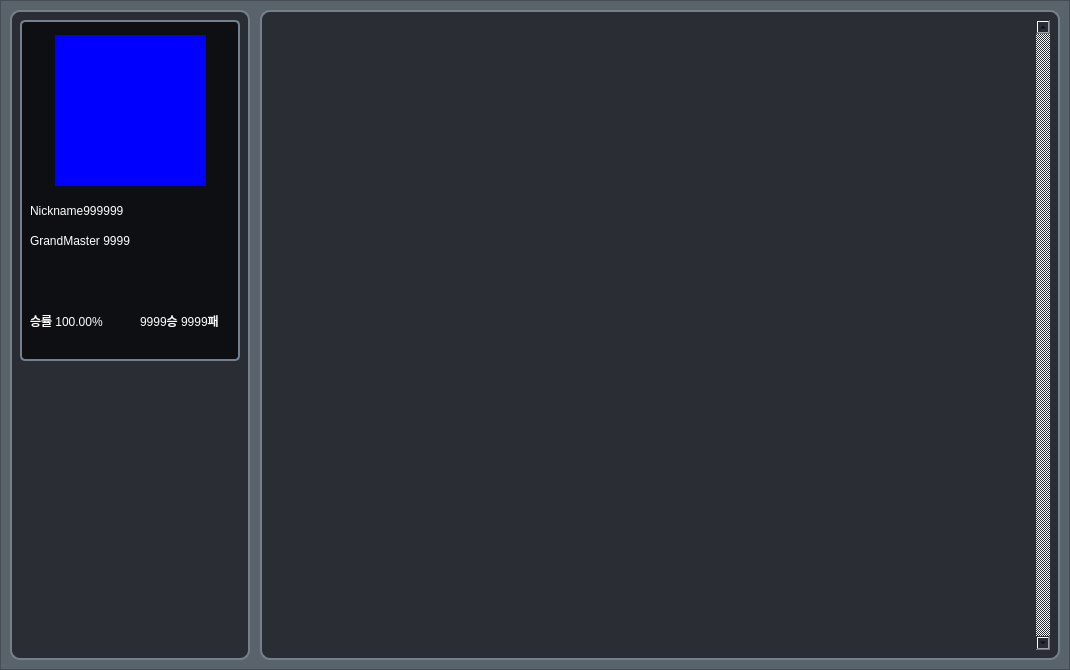
This is Data/UI/Record/RecordFrame.ui in CSID-DGU/2024-1-OSSP2-team-08-GameAssistant as Qt 5 draws it before an edit. The edited form follows.
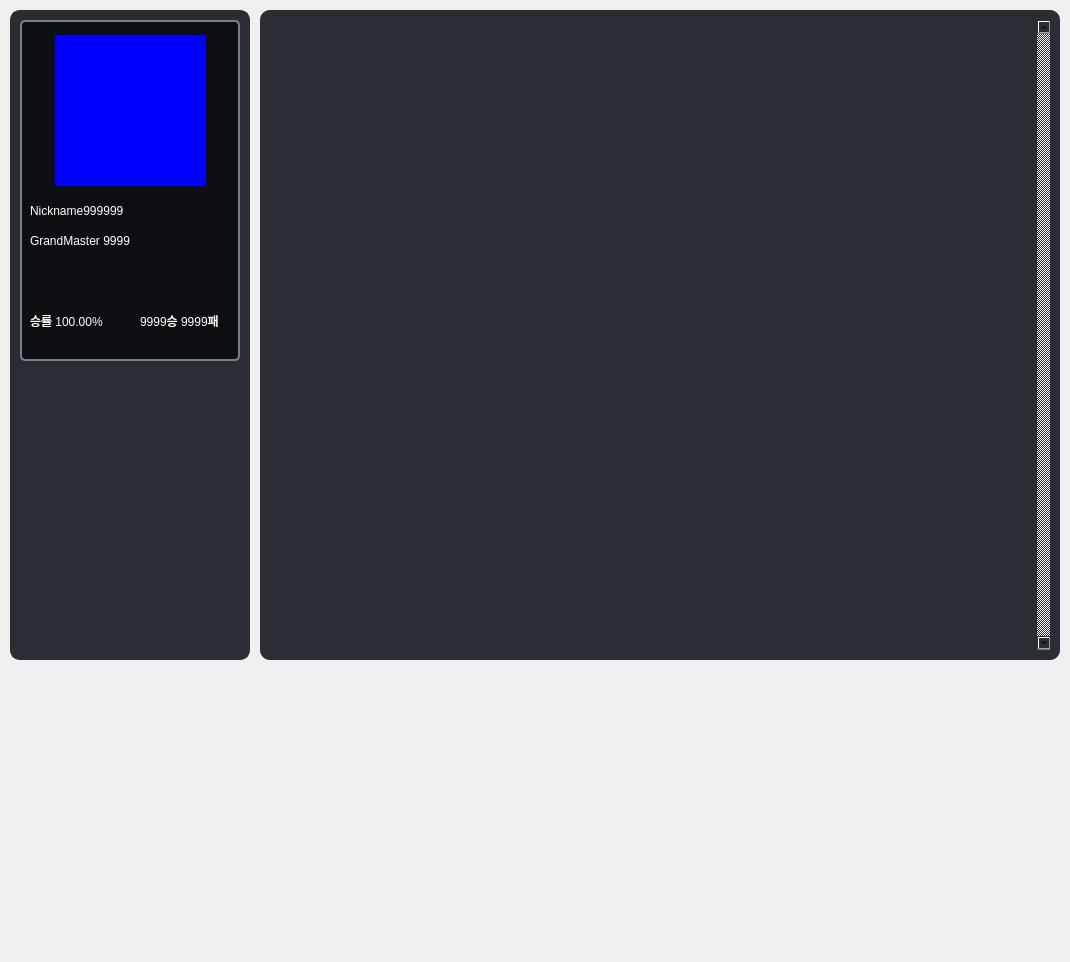
This is the edited form. Icons and pictures are not drawn.

What changed in the file:
```diff
--- a/Data/UI/Record/RecordFrame.ui
+++ b/Data/UI/Record/RecordFrame.ui
@@ -7,7 +7,7 @@
     <x>0</x>
     <y>0</y>
     <width>1070</width>
-    <height>670</height>
+    <height>962</height>
    </rect>
   </property>
   <property name="windowTitle">
@@ -23,7 +23,7 @@
     </rect>
    </property>
    <property name="styleSheet">
-    <string notr="true">background-color: rgb(90, 99, 108);</string>
+    <string notr="true">background-color: rgba(0, 0, 0, 0);</string>
    </property>
    <property name="frameShape">
     <enum>QFrame::StyledPanel</enum>
@@ -43,7 +43,7 @@
     <property name="styleSheet">
      <string notr="true">#PlayerInfoFrame{
 	background-color: rgb(42, 46, 52);
-	border: 2px solid rgb(116, 128, 139);
+	border: 2px solid rgb(42, 46, 52);
 	border-radius: 10px;
 }</string>
     </property>
@@ -139,7 +139,7 @@
        <rect>
         <x>10</x>
         <y>290</y>
-        <width>81</width>
+        <width>91</width>
         <height>21</height>
        </rect>
       </property>
@@ -185,7 +185,7 @@
     </property>
     <property name="styleSheet">
      <string notr="true">	background-color: rgb(42, 46, 52);
-	border: 2px solid rgb(116, 128, 139);
+	border: 2px solidrgb(42, 46, 52);
 	border-radius: 10px;
 </string>
     </property>
@@ -210,10 +210,28 @@
        <rect>
         <x>0</x>
         <y>0</y>
-        <width>780</width>
+        <width>781</width>
         <height>630</height>
        </rect>
       </property>
+      <property name="styleSheet">
+       <string notr="true">QScrollBar
+{
+background : rgb(42, 46, 52);
+}
+QScrollBar::handle
+{
+background :  rgb(42, 46, 52);
+}
+QScrollBar::handle::hover
+{
+background-color: rgb(62, 68, 77);
+}
+QScrollBar::handle::pressed
+{
+background-color: rgb(90, 99, 108);
+}</string>
+      </property>
       <property name="verticalScrollBarPolicy">
        <enum>Qt::ScrollBarAlwaysOn</enum>
       </property>
@@ -228,7 +246,7 @@
         <rect>
          <x>0</x>
          <y>0</y>
-         <width>763</width>
+         <width>755</width>
          <height>630</height>
         </rect>
        </property>
```
Left out of the diff: 11 changed lines with no effect on the pictures.
